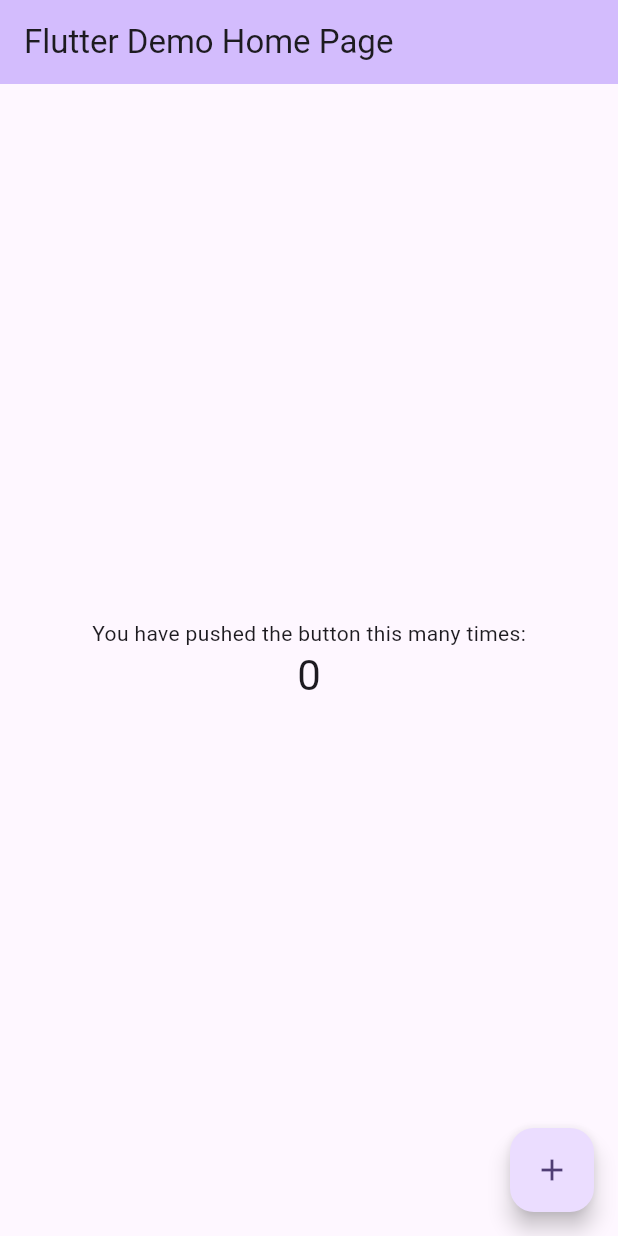
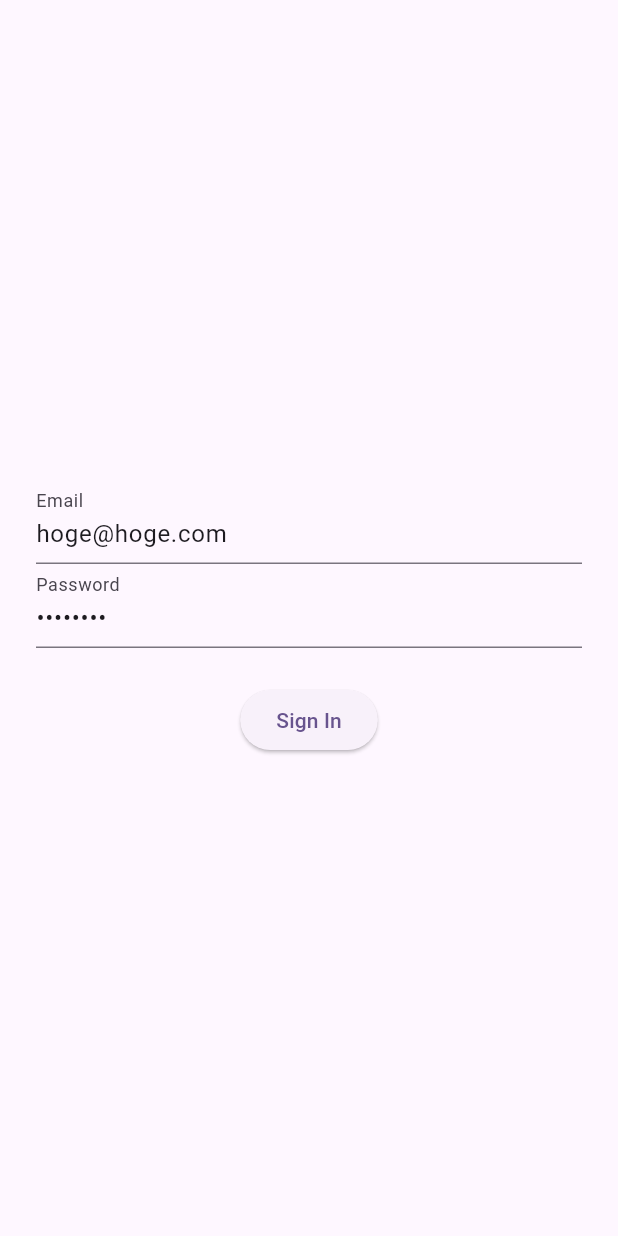
Before and after one commit to ryoatnet/flutter_signin_signout, a Flutter app: the screen it shows after launch, on a phone screen of 412 x 824 dp. Run offline on Flutter 3.47's test engine with Material 2 defaults, Android fonts, the phone set to English and light mode, and no system bars; drawn by our look-alikes of flutter_form_builder; our stand-ins replace form_builder_validators, go_router, hooks_riverpod, riverpod_annotation; generated files the repository leaves out were written again.

Commit message:
SignIn & SignOut

```diff
--- /dev/null
+++ b/lib/constants/auth_state_type.dart
@@ -0,0 +1,5 @@
+enum AuthStateType {
+  unauthorized,
+  authorized,
+  ;
+}
--- /dev/null
+++ b/lib/pages/sign_in/sign_in_page.dart
@@ -0,0 +1,128 @@
+import 'package:flutter/material.dart';
+import 'package:flutter_form_builder/flutter_form_builder.dart';
+import 'package:flutter_signin_signout/pages/sign_in/sign_in_process_provider.dart';
+import 'package:form_builder_validators/form_builder_validators.dart';
+import 'package:hooks_riverpod/hooks_riverpod.dart';
+
+class SignInPage extends StatelessWidget {
+  const SignInPage({super.key});
+
+  @override
+  Widget build(BuildContext context) {
+    final formKey = GlobalKey<FormBuilderState>();
+    return Scaffold(
+      body: Padding(
+        padding: const EdgeInsets.symmetric(horizontal: 24),
+        child: Column(
+          children: [
+            const Spacer(),
+            _SignInForm(formKey: formKey),
+            const SizedBox(height: 24),
+            _SignInButton(formKey: formKey),
+            const Spacer(),
+          ],
+        ),
+      ),
+    );
+  }
+}
+
+class _SignInForm extends StatelessWidget {
+  const _SignInForm({super.key, required this.formKey});
+
+  final GlobalKey<FormBuilderState> formKey;
+  @override
+  Widget build(BuildContext context) {
+    return FormBuilder(
+      key: formKey,
+      child: Column(
+        children: [
+          _EmailField(),
+          _PasswordField(),
+        ],
+      ),
+      initialValue: {
+        _FormName.email.name: 'hoge@hoge.com',
+        _FormName.password.name: 'hogehoge',
+      },
+    );
+  }
+}
+
+class _EmailField extends StatelessWidget {
+  @override
+  Widget build(BuildContext context) {
+    return FormBuilderTextField(
+      name: _FormName.email.name,
+      decoration: const InputDecoration(
+        labelText: 'Email',
+        hintText: 'Enter your email',
+      ),
+      validator: FormBuilderValidators.compose([
+        FormBuilderValidators.required(),
+        FormBuilderValidators.email(),
+      ]),
+      keyboardType: TextInputType.emailAddress,
+      textInputAction: TextInputAction.next,
+      autofillHints: const [AutofillHints.email],
+    );
+  }
+}
+
+class _PasswordField extends StatelessWidget {
+  @override
+  Widget build(BuildContext context) {
+    return FormBuilderTextField(
+      name: _FormName.password.name,
+      decoration: const InputDecoration(
+        labelText: 'Password',
+        hintText: 'Enter your password',
+      ),
+      validator: FormBuilderValidators.compose([
+        FormBuilderValidators.required(),
+        FormBuilderValidators.minLength(8),
+      ]),
+      obscureText: true,
+      keyboardType: TextInputType.visiblePassword,
+      textInputAction: TextInputAction.done,
+      autofillHints: const [AutofillHints.password],
+    );
+  }
+}
+
+class _SignInButton extends ConsumerWidget {
+  const _SignInButton({
+    super.key,
+    required this.formKey,
+  });
+
+  final GlobalKey<FormBuilderState> formKey;
+
+  @override
+  Widget build(BuildContext context, WidgetRef ref) {
+    final process = ref.watch(signInProcessProvider);
+    return ElevatedButton(
+      onPressed: () async {
+        if (formKey.currentState!.saveAndValidate()) {
+          final state = formKey.currentState!;
+          final email = state.fields[_FormName.email.name]?.value as String;
+          final password =
+              state.fields[_FormName.password.name]?.value as String;
+          await ref.read(signInProcessProvider.notifier).signIn(
+                email: email,
+                password: password,
+              );
+        }
+      },
+      child: switch (process.isLoading) {
+        true => const CircularProgressIndicator(),
+        false => const Text('Sign In'),
+      },
+    );
+  }
+}
+
+enum _FormName {
+  email,
+  password,
+}
--- /dev/null
+++ b/lib/pages/sign_in/sign_in_process_provider.dart
@@ -0,0 +1,25 @@
+import 'package:flutter_signin_signout/providers/repositories_provider.dart';
+import 'package:riverpod_annotation/riverpod_annotation.dart';
+
+part 'sign_in_process_provider.g.dart';
+
+/// 認証処理を提供するProvider
+@riverpod
+class SignInProcess extends _$SignInProcess {
+  @override
+  Future<void> build() async {}
+
+  Future<void> signIn({
+    required String email,
+    required String password,
+  }) async {
+    state = const AsyncLoading();
+    state = await AsyncValue.guard(() async {
+      await ref.read(repositoriesProvider).auth.signIn(
+            email: email,
+            password: password,
+          );
+      return;
+    });
+  }
+}
--- /dev/null
+++ b/lib/providers/router_provider.dart
@@ -0,0 +1,65 @@
+import 'dart:async';
+
+import 'package:flutter/cupertino.dart';
+import 'package:flutter/foundation.dart';
+import 'package:flutter_signin_signout/constants/auth_state_type.dart';
+import 'package:flutter_signin_signout/pages/home/home_page.dart';
+import 'package:flutter_signin_signout/pages/sign_in/sign_in_page.dart';
+import 'package:flutter_signin_signout/providers/auth_state_provider.dart';
+import 'package:go_router/go_router.dart';
+import 'package:riverpod_annotation/riverpod_annotation.dart';
+
+part 'router_provider.g.dart';
+
+@riverpod
+GoRouter router(RouterRef ref) {
+  return GoRouter(
+    routes: $appRoutes,
+    debugLogDiagnostics: kDebugMode,
+    redirect: (context, state) async {
+      final authState = await ref.watch(authStateProvider.future);
+      return switch (authState) {
+        AuthStateType.authorized => null,
+        AuthStateType.unauthorized =>
+          state.matchedLocation.startsWith(_SignInRoute().location)
+              ? null
+              : _SignInRoute().location,
+      };
+    },
+    refreshListenable: ref.read(refreshListenableProvider),
+  );
+}
+
+/// go_routerのリフレッシュリスナーを提供するProvider
+@Riverpod(keepAlive: true)
+Listenable refreshListenable(RefreshListenableRef ref) {
+  return Listenable.merge(
+    [
+      ValueNotifier(ref.watch(authStateProvider)),
+    ],
+  );
+}
+
+@TypedGoRoute<RootRoute>(path: '/')
+class RootRoute extends GoRouteData {
+  @override
+  FutureOr<String?> redirect(BuildContext context, GoRouterState state) {
+    return _HomeRoute().location;
+  }
+}
+
+@TypedGoRoute<_SignInRoute>(path: '/sign_in')
+class _SignInRoute extends GoRouteData {
+  @override
+  Widget build(BuildContext context, GoRouterState state) {
+    return const SignInPage();
+  }
+}
+
+@TypedGoRoute<_HomeRoute>(path: '/home')
+class _HomeRoute extends GoRouteData {
+  @override
+  Widget build(BuildContext context, GoRouterState state) {
+    return const HomePage();
+  }
+}
--- /dev/null
+++ b/lib/signin_signout_app.dart
@@ -0,0 +1,37 @@
+import 'package:flutter/material.dart';
+import 'package:flutter_signin_signout/providers/router_provider.dart';
+import 'package:hooks_riverpod/hooks_riverpod.dart';
+
+class SignInSignOutApp extends ConsumerWidget {
+  const SignInSignOutApp({super.key});
+
+  @override
+  Widget build(BuildContext context, WidgetRef ref) {
+    final router = ref.watch(routerProvider);
+    return MaterialApp.router(
+      title: 'Flutter Demo',
+      theme: ThemeData(
+        // This is the theme of your application.
+        //
+        // TRY THIS: Try running your application with "flutter run". You'll see
+        // the application has a blue toolbar. Then, without quitting the app,
+        // try changing the seedColor in the colorScheme below to Colors.green
+        // and then invoke "hot reload" (save your changes or press the "hot
+        // reload" button in a Flutter-supported IDE, or press "r" if you used
+        // the command line to start the app).
+        //
+        // Notice that the counter didn't reset back to zero; the application
+        // state is not lost during the reload. To reset the state, use hot
+        // restart instead.
+        //
+        // This works for code too, not just values: Most code changes can be
+        // tested with just a hot reload.
+        colorScheme: ColorScheme.fromSeed(seedColor: Colors.deepPurple),
+        useMaterial3: true,
+      ),
+      routeInformationProvider: router.routeInformationProvider,
+      routeInformationParser: router.routeInformationParser,
+      routerDelegate: router.routerDelegate,
+    );
+  }
+}
```
Also changed, not shown: lib/main.dart (+11 -1 lines), lib/pages/home/home_page.dart (added, +28 -0 lines), lib/providers/auth_state_provider.dart (added, +17 -0 lines), lib/providers/repositories_provider.dart (added, +16 -0 lines), lib/providers/sign_out_process_provider.dart (added, +18 -0 lines), lib/repositories/auth_repository.dart (added, +51 -0 lines), lib/repositories/late_response.dart (added, +16 -0 lines), lib/pages/sign_in/sign_in_process_provider.g.dart (added), lib/providers/auth_state_provider.g.dart (added), lib/providers/repositories_provider.g.dart (added), lib/providers/router_provider.g.dart (added), lib/providers/sign_out_process_provider.g.dart (added).
